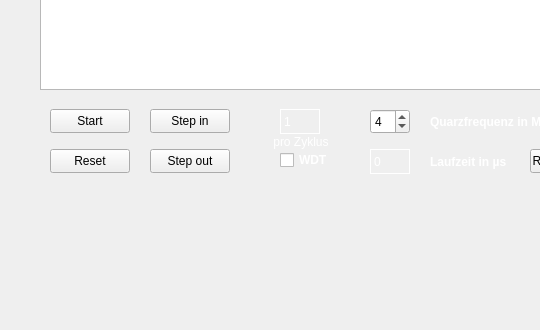
Before: the Qt Designer form PIC-Simulator/mainwindow.ui in lorenz1702/PIC-Simulator, drawn with Qt 5; both pictures show x 0 to 540 and y 470 to 800 of the 1500 by 800 pixel window.
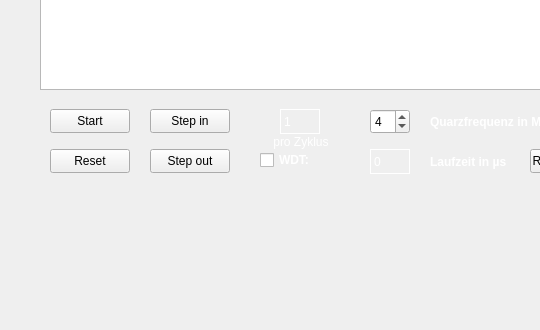
After: the same form once the commit is applied.

Patch:
```diff
--- a/PIC-Simulator/mainwindow.ui
+++ b/PIC-Simulator/mainwindow.ui
@@ -1475,9 +1475,9 @@
    <widget class="QCheckBox" name="wdt_checkbox">
     <property name="geometry">
      <rect>
-      <x>280</x>
+      <x>260</x>
       <y>600</y>
-      <width>51</width>
+      <width>81</width>
       <height>22</height>
      </rect>
     </property>
@@ -1514,7 +1514,7 @@
      </font>
     </property>
     <property name="text">
-     <string>WDT</string>
+     <string>WDT: </string>
     </property>
    </widget>
   </widget>
```
